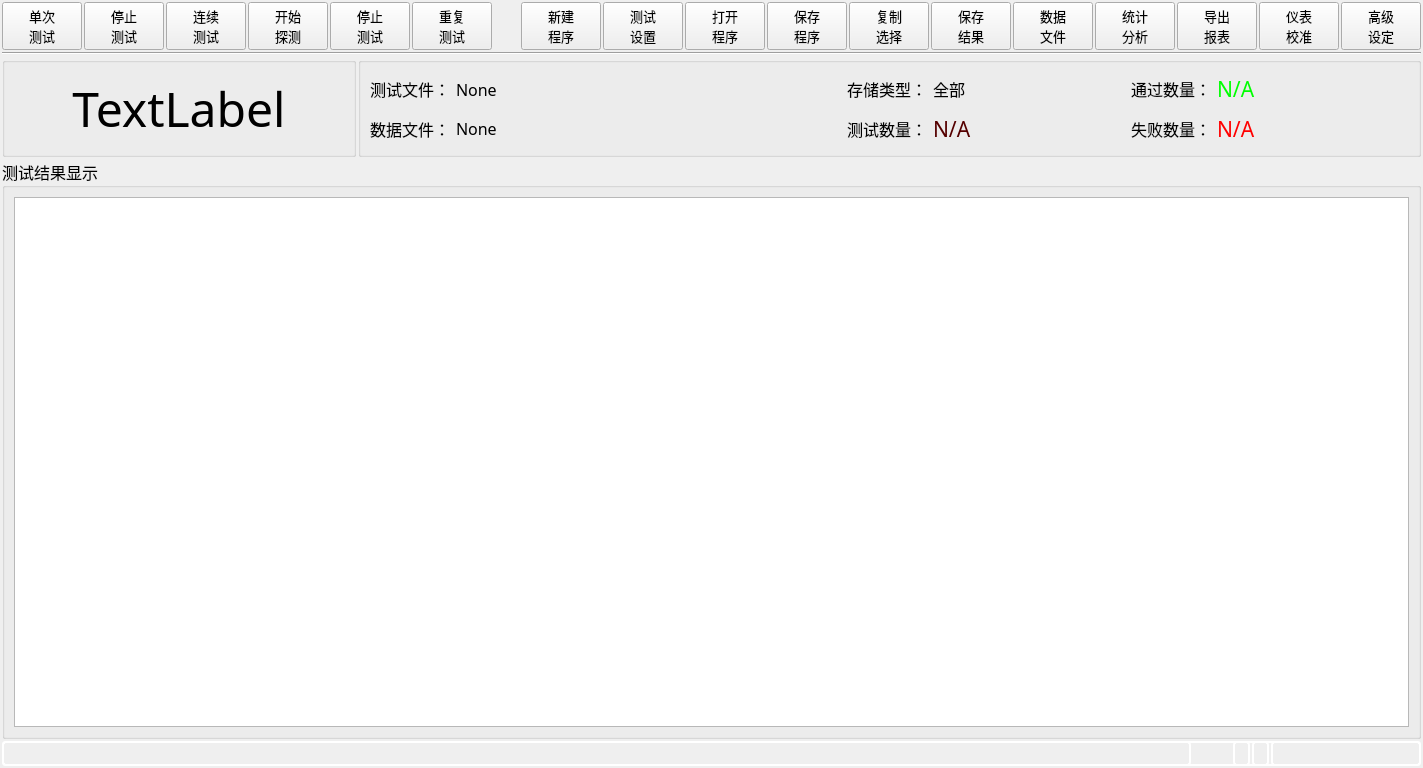
Before: the Qt Designer form MeterMode/clsMeterMode.ui in caicaiking/WKEFactoryView2014, drawn with Qt 5.
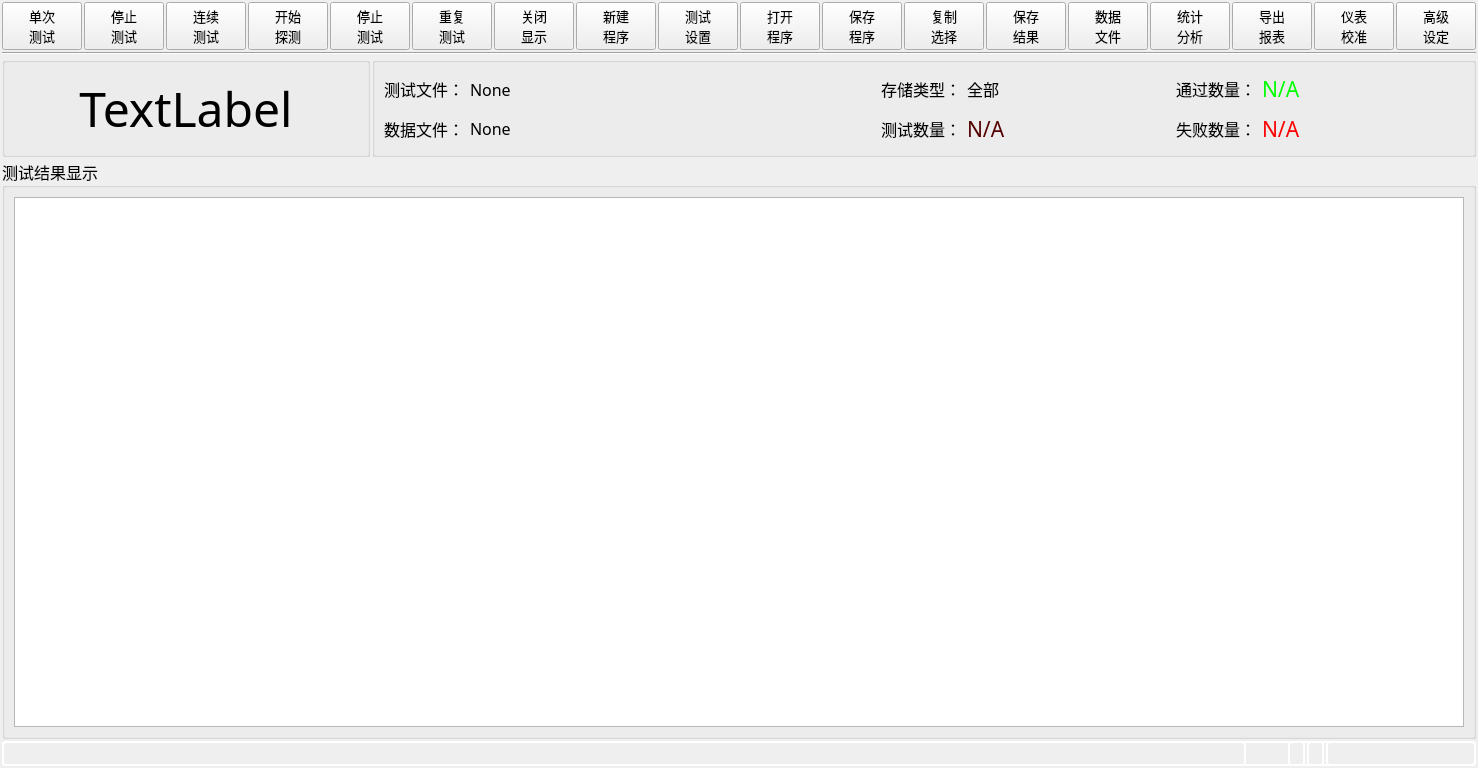
After: the same form once the commit is applied. Icons and pictures are not drawn. Custom widgets are drawn as their Qt base class.

Patch:
```diff
--- a/MeterMode/clsMeterMode.ui
+++ b/MeterMode/clsMeterMode.ui
@@ -269,6 +269,41 @@
         </property>
        </widget>
       </item>
+      <item>
+       <widget class="QPushButton" name="btnTurnOffDisplay">
+        <property name="minimumSize">
+         <size>
+          <width>0</width>
+          <height>40</height>
+         </size>
+        </property>
+        <property name="font">
+         <font>
+          <family>楷体</family>
+          <pointsize>10</pointsize>
+         </font>
+        </property>
+        <property name="toolTip">
+         <string>&lt;html&gt;&lt;head/&gt;&lt;body&gt;&lt;p&gt;新建一个测试程序&lt;/p&gt;&lt;/body&gt;&lt;/html&gt;</string>
+        </property>
+        <property name="text">
+         <string>关闭
+显示</string>
+        </property>
+        <property name="iconSize">
+         <size>
+          <width>20</width>
+          <height>20</height>
+         </size>
+        </property>
+        <property name="checkable">
+         <bool>true</bool>
+        </property>
+        <property name="autoExclusive">
+         <bool>false</bool>
+        </property>
+       </widget>
+      </item>
       <item>
        <spacer name="horizontalSpacer_4">
         <property name="orientation">
```
